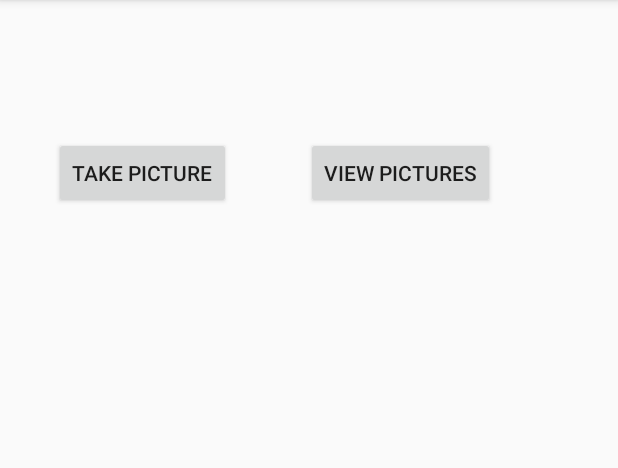
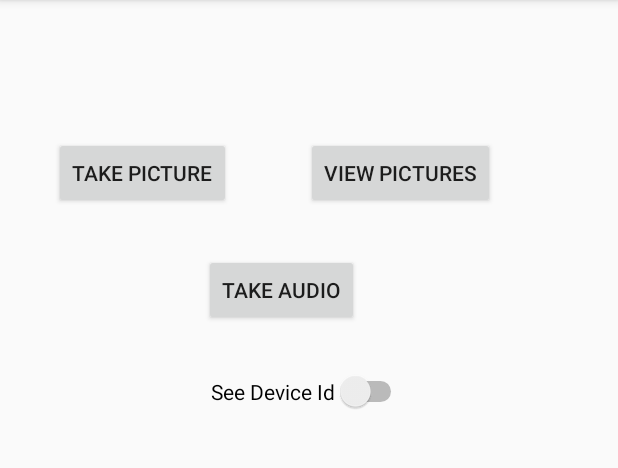
Before and after one commit to RutgersSustainabilityProject/RutgersSustainabilityAndroid, an Android app: the screen it shows after launch (MainActivity), on a phone screen of 412 x 824 dp, the part 84-552 px from its top. Run offline under Robolectric (Android 15) with nearby library versions, the phone set to English and light mode, and no system bars.

Commit message:
audio recording/playing code added; not tested

```diff
--- a/app/src/main/java/com/rutgerssustainability/android/rutgerssustainability/MainActivity.java
+++ b/app/src/main/java/com/rutgerssustainability/android/rutgerssustainability/MainActivity.java
@@ -29,6 +29,7 @@ public class MainActivity extends AppCompatActivity {
 
     private Button takePicBtn;
     private Button viewPicsBtn;
+    private Button takeAudioBtn;
     private Switch deviceIdSwitch;
     private TextView deviceIdTxt;
 
@@ -45,6 +46,7 @@ public class MainActivity extends AppCompatActivity {
         setContentView(R.layout.activity_main);
         takePicBtn = (Button)findViewById(R.id.take_pic_btn);
         viewPicsBtn = (Button)findViewById(R.id.view_pics_btn);
+        takeAudioBtn = (Button)findViewById(R.id.take_audio_btn);
         deviceIdSwitch = (Switch)findViewById(R.id.device_id_switch);
         deviceIdTxt = (TextView)findViewById(R.id.device_id_txt);
         sharedPreferenceUtil = new SharedPreferenceUtil(this);
@@ -58,6 +60,12 @@ public class MainActivity extends AppCompatActivity {
             @Override
             public void onClick(View v) {
                 executeViewPicturesIntent();
+            }
+        });
+        takeAudioBtn.setOnClickListener(new View.OnClickListener() {
+            @Override
+            public void onClick(View v) {
+                executeTakeAudioIntent();
             }
         });
         deviceIdSwitch.setOnCheckedChangeListener(new CompoundButton.OnCheckedChangeListener() {
@@ -129,6 +137,11 @@ public class MainActivity extends AppCompatActivity {
         }
     }
 
+    private void executeTakeAudioIntent() {
+        final Intent intent = new Intent(MainActivity.this, AudioRecorderActivity.class);
+        startActivity(intent);
+    }
+
     private void executeViewPicturesIntent() {
         final Intent intent = new Intent(MainActivity.this, ViewPhotoActivity.class);
         startActivity(intent);
--- a/app/src/main/java/com/rutgerssustainability/android/rutgerssustainability/utils/Constants.java
+++ b/app/src/main/java/com/rutgerssustainability/android/rutgerssustainability/utils/Constants.java
@@ -13,6 +13,7 @@ public class Constants {
     public static class PERMISSIONS {
         public static final int LOCATION_REQUEST_CODE = 1;
         public static final int RPS_REQUEST_CODE = 2;
+        public static final int AUDIO_REQUEST_CODE = 200;
     }
 
     public static class API {
--- a/app/src/main/res/layout/activity_main.xml
+++ b/app/src/main/res/layout/activity_main.xml
@@ -9,6 +9,12 @@
     android:paddingTop="@dimen/activity_vertical_margin"
     android:orientation="vertical"
     tools:context="com.rutgerssustainability.android.rutgerssustainability.MainActivity">
+
+    <LinearLayout
+        android:layout_width="match_parent"
+        android:layout_height="wrap_content"
+        android:orientation="vertical"
+        >
 
     <LinearLayout
         android:layout_width="match_parent"
@@ -35,6 +41,38 @@
             />
 
     </LinearLayout>
+    <LinearLayout
+        android:layout_width="match_parent"
+        android:layout_height="wrap_content"
+        android:orientation="horizontal"
+        android:layout_marginTop="30dp"
+        >
 
+        <Button
+            android:id="@+id/take_audio_btn"
+            android:layout_width="wrap_content"
+            android:layout_height="wrap_content"
+            android:text="@string/take_audio_title"
+            android:layout_marginLeft="120dp"
+            />
+
+    </LinearLayout>
+    </LinearLayout>
+
+    <Switch
+        android:id="@+id/device_id_switch"
+        android:layout_width="wrap_content"
+        android:layout_height="wrap_content"
+        android:layout_marginTop="30dp"
+        android:text="@string/device_id_switch_title"
+        android:layout_gravity="center_horizontal"
+        />
+
+    <TextView
+        android:id="@+id/device_id_txt"
+        android:layout_width="wrap_content"
+        android:layout_height="wrap_content"
+        android:layout_gravity="center_horizontal"
+        />
 
 </LinearLayout>
--- a/app/src/main/res/values/strings.xml
+++ b/app/src/main/res/values/strings.xml
@@ -5,4 +5,10 @@
     <string name="send_pic_title">Send Picture</string>
     <string name="tags_hint">Tags (ex: bottle, wrapper, food)</string>
     <string name="cancel_btn_title">Cancel</string>
+    <string name="device_id_switch_title">See Device Id</string>
+    <string name="take_audio_title">Take Audio</string>
+    <string name="start_record_title">Start Recording</string>
+    <string name="stop_record_title">Stop Recording</string>
+    <string name="start_playing_title">Start Playing</string>
+    <string name="stop_playing_title">Stop Playing</string>
 </resources>
```
Also changed, not shown: app/src/main/AndroidManifest.xml (+10 -6 lines), app/src/main/java/com/rutgerssustainability/android/rutgerssustainability/AudioRecorderActivity.java (added, +191 -0 lines), app/src/main/res/layout/activity_audio_recorder.xml (added, +73 -0 lines).
